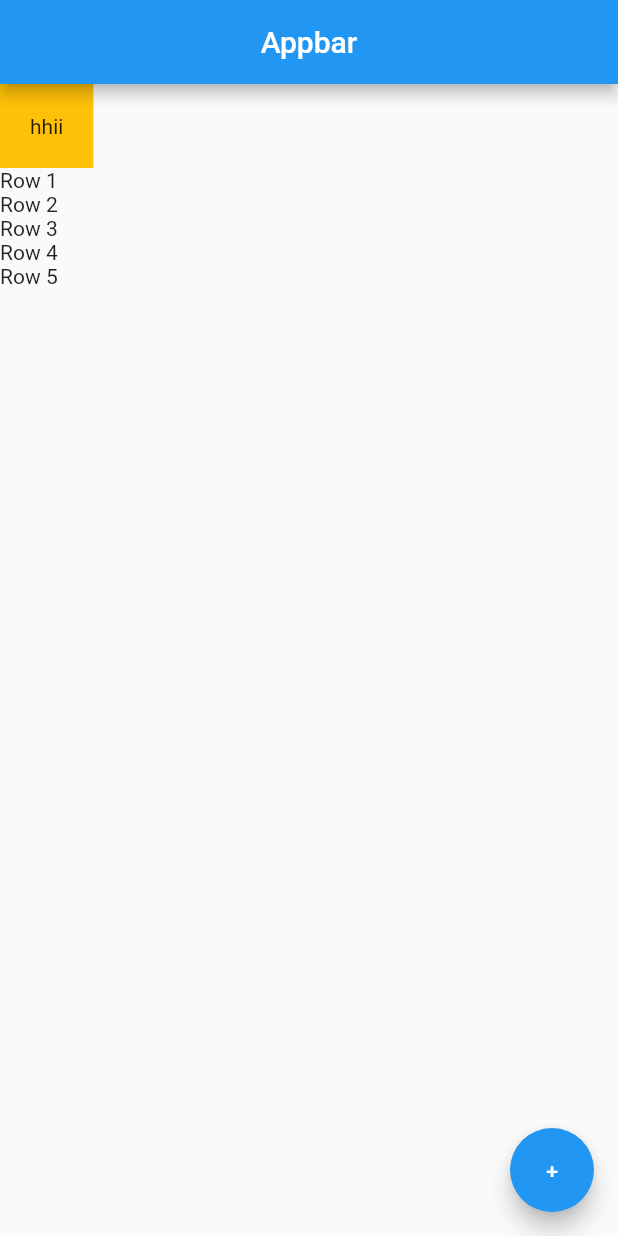
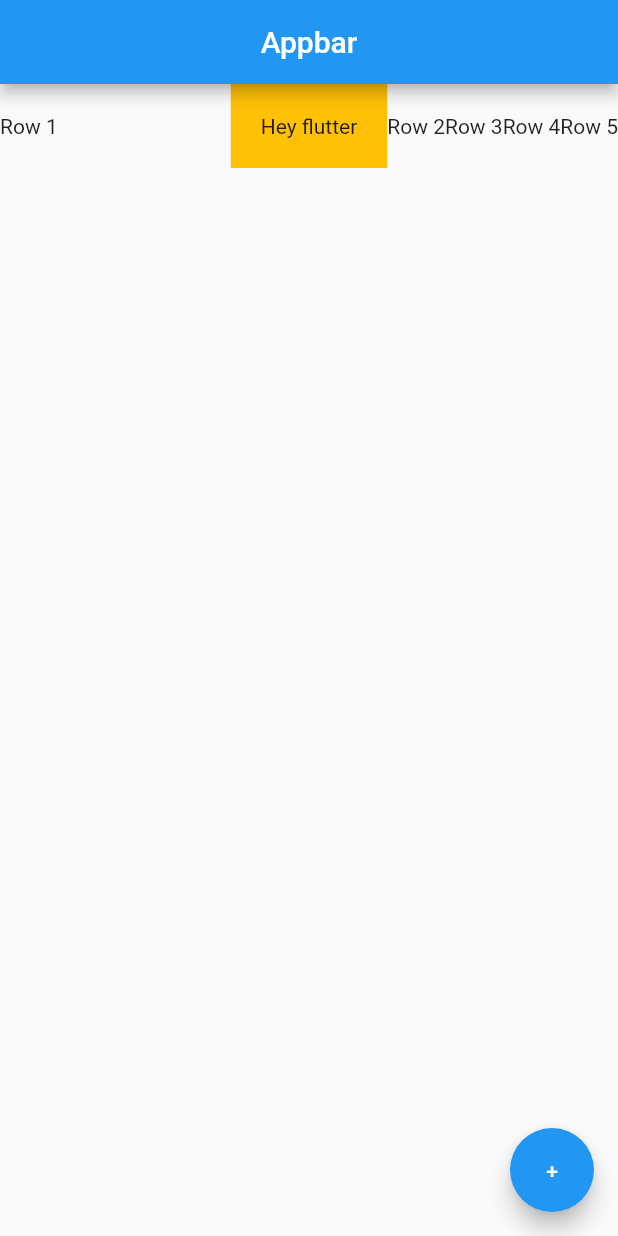
Before and after one commit to vijeth-simha/flutter-playground, a Flutter app: the screen it shows after launch, on a phone screen of 412 x 824 dp. Run offline on Flutter 3.47's test engine with Material 2 defaults, Android fonts, the phone set to English and light mode, and no system bars.

Commit message:
ushed the code

```diff
--- a/lib/main.dart
+++ b/lib/main.dart
@@ -12,15 +12,14 @@ class Home extends StatelessWidget {
         title: const Text("Appbar"),
         centerTitle: true,
       ),
-      body: Column(
-        crossAxisAlignment: CrossAxisAlignment.start,
+      body: Row(
         children: [
+          const Expanded(child: Text('Row 1')),
           Container(
             padding: const EdgeInsets.all(20.0),
             color: Colors.amber,
-            child: const Text("hhii"),
+            child: const Text("Hey flutter"),
           ),
-          const Text('Row 1'),
           const Text('Row 2'),
           const Text('Row 3'),
           const Text('Row 4'),
```
